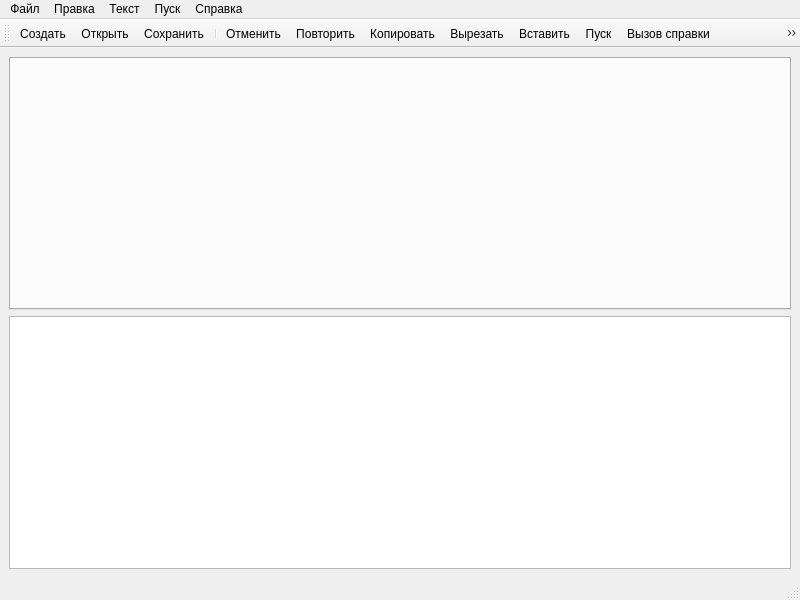
Before: the Qt Designer form mainwindow.ui in vdyadov/Formal-Languages-and-Compilers, drawn with Qt 5.
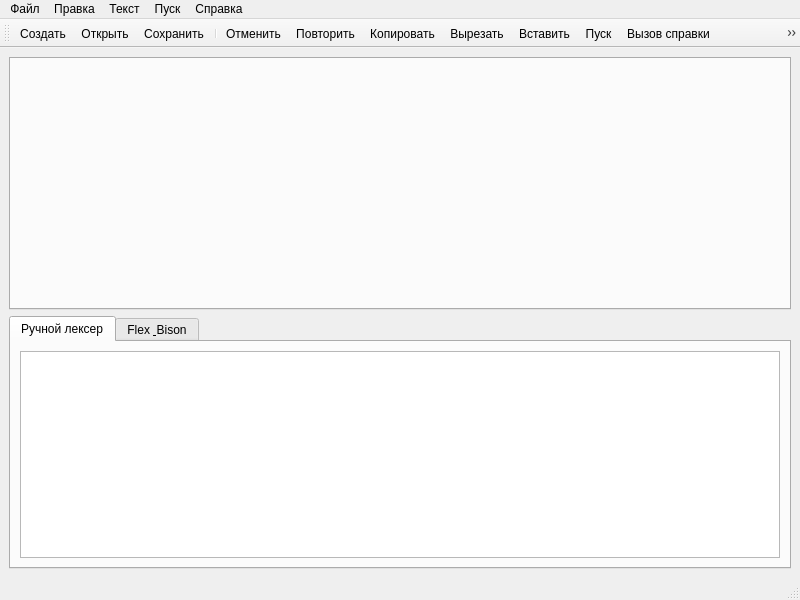
After: the same form once the commit is applied. Icons and pictures are not drawn.

Commit message: Add flex & bison for code analysis

The edit to the form file:
```diff
--- a/mainwindow.ui
+++ b/mainwindow.ui
@@ -15,9 +15,6 @@
   </property>
   <widget class="QWidget" name="centralwidget">
    <layout class="QGridLayout" name="gridLayout">
-    <item row="2" column="0">
-     <widget class="QTableWidget" name="tableWidget"/>
-    </item>
     <item row="1" column="0">
      <widget class="QTabWidget" name="tabWidget">
       <property name="currentIndex">
@@ -28,6 +25,33 @@
       </property>
      </widget>
     </item>
+    <item row="2" column="0">
+     <widget class="QTabWidget" name="tabWidget_error">
+      <property name="currentIndex">
+       <number>0</number>
+      </property>
+      <widget class="QWidget" name="tab">
+       <attribute name="title">
+        <string>Ручной лексер</string>
+       </attribute>
+       <layout class="QGridLayout" name="gridLayout_2">
+        <item row="0" column="0">
+         <widget class="QTableWidget" name="tableWidget"/>
+        </item>
+       </layout>
+      </widget>
+      <widget class="QWidget" name="tab_2">
+       <attribute name="title">
+        <string>Flex &amp; Bison</string>
+       </attribute>
+       <layout class="QGridLayout" name="gridLayout_3">
+        <item row="0" column="0">
+         <widget class="QTextBrowser" name="textBrowser_errors"/>
+        </item>
+       </layout>
+      </widget>
+     </widget>
+    </item>
    </layout>
   </widget>
   <widget class="QMenuBar" name="menubar">
```
Left out of the diff: 9 changed lines with no effect on the pictures. The commit also changes 8 other files.
